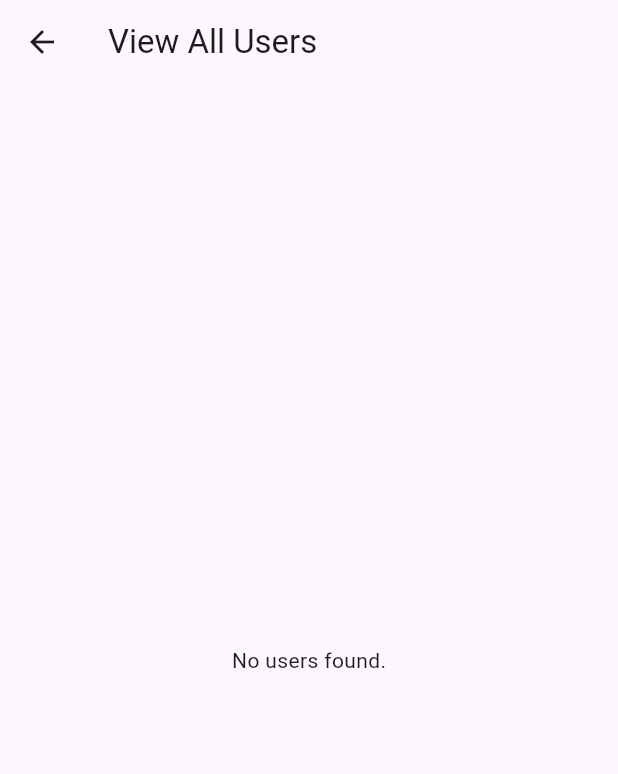
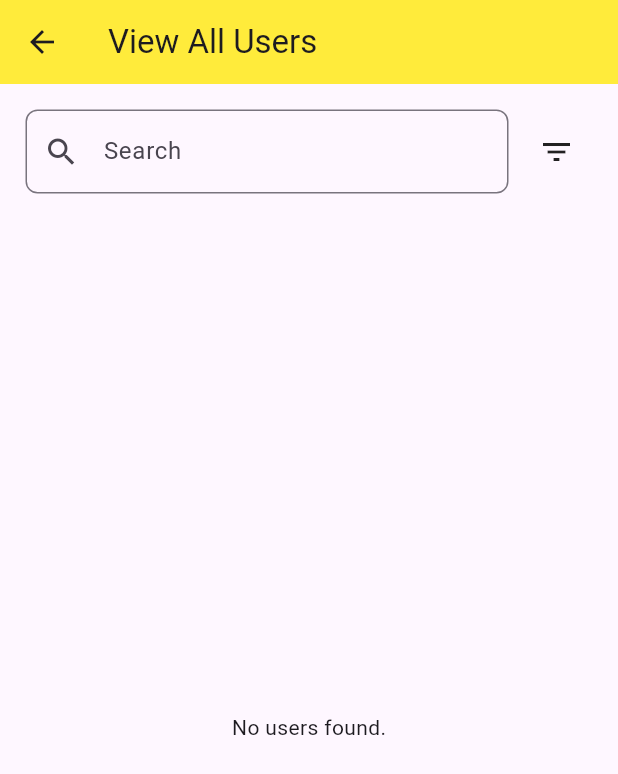
Before and after one commit to TooTzeMing/PKD, a Flutter app: the ViewAccount screen opened by its route, on a phone screen of 412 x 824 dp. Shown: the top 774 px of the screen. Run offline on Flutter 3.47's test engine with Material 3 defaults, Android fonts, the phone set to English and light mode, and no system bars; our stand-ins replace carousel_slider, circle_nav_bar, cloud_firestore, firebase_auth, firebase_core, fluttertoast and 2 more; missing offline and left inert: mobile_scanner; accounts and stored records are empty.

Commit message:
serach and filter

```diff
--- a/eventmanagement_app/lib/screen/viewAccount.dart
+++ b/eventmanagement_app/lib/screen/viewAccount.dart
@@ -10,6 +10,9 @@ class ViewAccount extends StatefulWidget {
 
 class _ViewAccountState extends State<ViewAccount> {
   final FirebaseFirestore _firestore = FirebaseFirestore.instance;
+  final TextEditingController _searchController = TextEditingController();
+  String _searchQuery = "";
+  String _filterBy = "name"; // Default filter by first name
 
   // Fetch all user documents
   Future<List<Map<String, dynamic>>> _fetchAllUsers() async {
@@ -24,13 +27,72 @@ class _ViewAccountState extends State<ViewAccount> {
     }
   }
 
+  List<Map<String, dynamic>> _filterUsers(
+      List<Map<String, dynamic>> users, String query, String filterBy) {
+    if (query.isEmpty) {
+      return users;
+    }
+    return users.where((user) {
+      final filterValue = user[filterBy]?.toLowerCase() ?? '';
+      return filterValue.contains(query.toLowerCase());
+    }).toList();
+  }
+
   @override
   Widget build(BuildContext context) {
     return Scaffold(
       appBar: AppBar(
         title: const Text('View All Users'),
+        backgroundColor: Colors.yellow, // Or your desired color
+        elevation: 0.0,
       ),
-      body: FutureBuilder<List<Map<String, dynamic>>>(
+      body: Column(
+        children: [
+          Padding(
+            padding: const EdgeInsets.all(17.0),
+            child: Row(
+              children: [
+                Expanded(
+                  child: TextField(
+                    controller: _searchController,
+                    decoration: InputDecoration(
+                      labelText: 'Search',
+                      prefixIcon: const Icon(Icons.search),
+                      border: OutlineInputBorder(
+                        borderRadius: BorderRadius.circular(8.0),
+                      ),
+                    ),
+                    onChanged: (value) {
+                      setState(() {
+                        _searchQuery = value;
+                      });
+                    },
+                  ),
+                ),
+                const SizedBox(width: 8),
+                PopupMenuButton<String>(
+                  icon: const Icon(Icons.filter_list),
+                  onSelected: (value) {
+                    setState(() {
+                      _filterBy = value;
+                    });
+                  },
+                  itemBuilder: (context) => [
+                    const PopupMenuItem(
+                      value: 'name',
+                      child: Text('Filter by First Name'),
+                    ),
+                    const PopupMenuItem(
+                      value: 'username',
+                      child: Text('Filter by Last Name'),
+                    ),
+                  ],
+                ),
+              ],
+            ),
+          ),
+          Expanded(
+            child: FutureBuilder<List<Map<String, dynamic>>>(
               future: _fetchAllUsers(),
               builder: (context, snapshot) {
                 if (snapshot.connectionState == ConnectionState.waiting) {
@@ -40,15 +102,20 @@ class _ViewAccountState extends State<ViewAccount> {
                 } else if (snapshot.hasData && snapshot.data!.isEmpty) {
                   return const Center(child: Text('No users found.'));
                 } else if (snapshot.hasData) {
-            final users = snapshot.data!;
+                  final filteredUsers =
+                      _filterUsers(snapshot.data!, _searchQuery, _filterBy);
+                  if (filteredUsers.isEmpty) {
+                    return const Center(
+                        child: Text('No users match your search.'));
+                  }
                   return ListView.builder(
-              itemCount: users.length,
+                    itemCount: filteredUsers.length,
                     itemBuilder: (context, index) {
-                final user = users[index];
+                      final user = filteredUsers[index];
                       return Card(
                         elevation: 3,
-                  margin:
-                      const EdgeInsets.symmetric(vertical: 8, horizontal: 16),
+                        margin: const EdgeInsets.symmetric(
+                            vertical: 8, horizontal: 16),
                         child: ListTile(
                           title: Text(user['name'] ?? 'Unknown'),
                           subtitle: Column(
@@ -74,6 +141,9 @@ class _ViewAccountState extends State<ViewAccount> {
                   return const Center(child: Text('Unexpected error.'));
                 }
               },
+            ),
+          ),
+        ],
       ),
     );
   }
```
Lines whose indentation alone changed are shown as unchanged.
